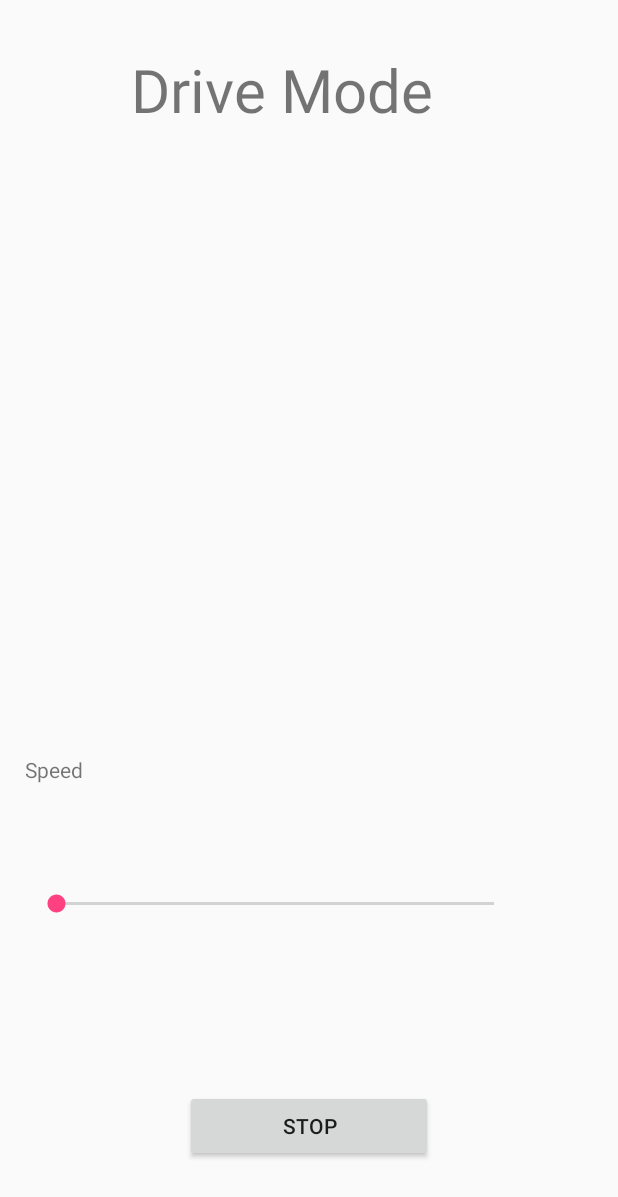
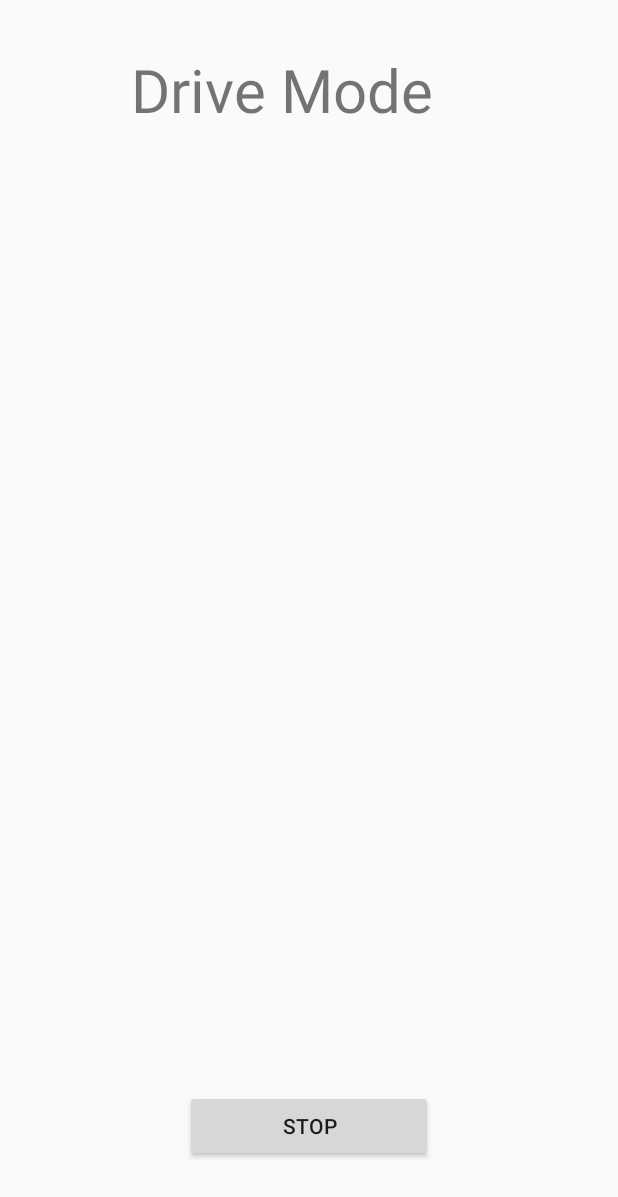
Before and after one commit to AnthonyJeffreyHo/Capstone-M2, an Android app: the layout activity_drive_mode.xml on its own in the app's theme, with its tools: preview values and no code run, on a phone screen of 412 x 824 dp. Shown: the top 1197 px of the screen. Run offline under Robolectric (Android 15) with nearby library versions, the phone set to English and light mode, and no system bars.

Commit message:
Speed logic. Alarm still needs work.

```diff
--- a/app/src/main/java/edu/temple/ollycontroller/DriveMode.java
+++ b/app/src/main/java/edu/temple/ollycontroller/DriveMode.java
@@ -208,6 +208,9 @@
                 speed = 90;
                 String message = "start";
                 btSocket.getOutputStream().write(message.getBytes());
+                 message = "on";
+                btSocket.getOutputStream().write(message.getBytes());
+
             }
             catch (IOException e)
             {
@@ -242,6 +245,9 @@
                     speed += 5;
                     String message = "accel";
                     btSocket.getOutputStream().write(message.getBytes());
+                    message = "on";
+                    btSocket.getOutputStream().write(message.getBytes());
+
 
 
                 }
@@ -250,6 +256,9 @@
                     speed = maxSpeed;
                     String message = "accel";
                     btSocket.getOutputStream().write(message.getBytes());
+                    message = "on";
+                    btSocket.getOutputStream().write(message.getBytes());
+
                 }
                 else{
                     //speed should equal 120
@@ -283,6 +292,9 @@
                     speed -= 5;
                     String message = "decel";
                     btSocket.getOutputStream().write(message.getBytes());
+                    message = "on";
+                    btSocket.getOutputStream().write(message.getBytes());
+
                 }
                 //speed range 91-94
                 else if((speed < (minSpeed +4)) && (speed > minSpeed)){
@@ -290,6 +302,9 @@
                     speed = 90;
                     String message = "decel";
                     btSocket.getOutputStream().write(message.getBytes());
+                    message = "on";
+                    btSocket.getOutputStream().write(message.getBytes());
+
 
                 }
                 //speed range 86-90
@@ -297,6 +312,9 @@
                     speed--;
                     String message = "decel";
                     btSocket.getOutputStream().write(message.getBytes());
+                    message = "on";
+                    btSocket.getOutputStream().write(message.getBytes());
+
                 }
                 else{
                     //speed should == 85
--- a/app/src/main/res/layout/activity_drive_mode.xml
+++ b/app/src/main/res/layout/activity_drive_mode.xml
@@ -38,35 +38,4 @@
         app:layout_constraintTop_toTopOf="parent"
         app:layout_constraintVertical_bias="0.035" />
 
-    <SeekBar
-        android:id="@+id/seekSpeed"
-        android:layout_width="324dp"
-        android:layout_height="61dp"
-        android:layout_marginBottom="8dp"
-        android:layout_marginEnd="8dp"
-        android:layout_marginStart="8dp"
-        android:layout_marginTop="8dp"
-        app:layout_constraintBottom_toBottomOf="parent"
-        app:layout_constraintEnd_toEndOf="parent"
-        app:layout_constraintHorizontal_bias="0.181"
-        app:layout_constraintStart_toStartOf="parent"
-        app:layout_constraintTop_toTopOf="parent"
-        app:layout_constraintVertical_bias="0.755" />
-
-    <TextView
-        android:id="@+id/speed"
-        android:layout_width="wrap_content"
-        android:layout_height="wrap_content"
-        android:layout_marginBottom="8dp"
-        android:layout_marginEnd="8dp"
-        android:layout_marginStart="8dp"
-        android:layout_marginTop="8dp"
-        android:text="TextView"
-        app:layout_constraintBottom_toBottomOf="parent"
-        app:layout_constraintEnd_toEndOf="parent"
-        app:layout_constraintHorizontal_bias="0.024"
-        app:layout_constraintStart_toStartOf="parent"
-        app:layout_constraintTop_toTopOf="parent"
-        app:layout_constraintVertical_bias="0.628"
-        tools:text="Speed" />
 </android.support.constraint.ConstraintLayout>
```
